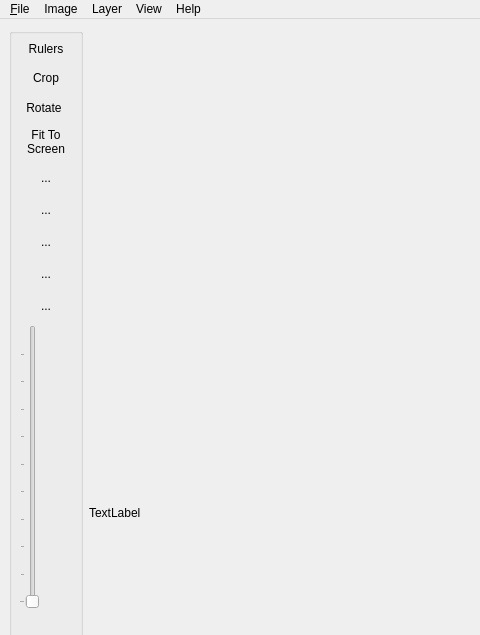
First picture: the form in bLUe.ui, repository bvirxx/bLUe_PYSIDE, before the edit; both pictures show x 0 to 480 and y 0 to 635 of the 1169 by 1007 pixel window.
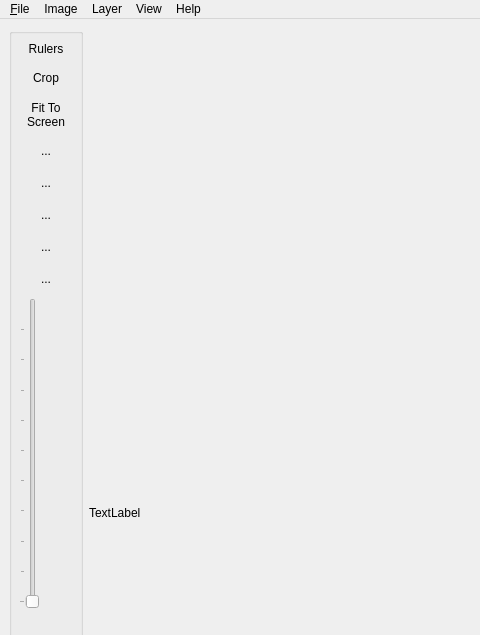
Second picture: the form after the edit. Icons and pictures are not drawn. Custom widgets are drawn as their Qt base class.

Diff of the .ui file:
```diff
--- a/bLUe.ui
+++ b/bLUe.ui
@@ -136,25 +136,6 @@
             </property>
            </widget>
           </item>
-          <item>
-           <widget class="QToolButton" name="rotateButton">
-            <property name="toolTip">
-             <string>Rotate Image</string>
-            </property>
-            <property name="accessibleName">
-             <string>Rotate_Button</string>
-            </property>
-            <property name="text">
-             <string>Rotate</string>
-            </property>
-            <property name="checkable">
-             <bool>true</bool>
-            </property>
-            <property name="autoRaise">
-             <bool>true</bool>
-            </property>
-           </widget>
-          </item>
           <item>
            <widget class="QToolButton" name="fitButton">
             <property name="sizePolicy">
```
